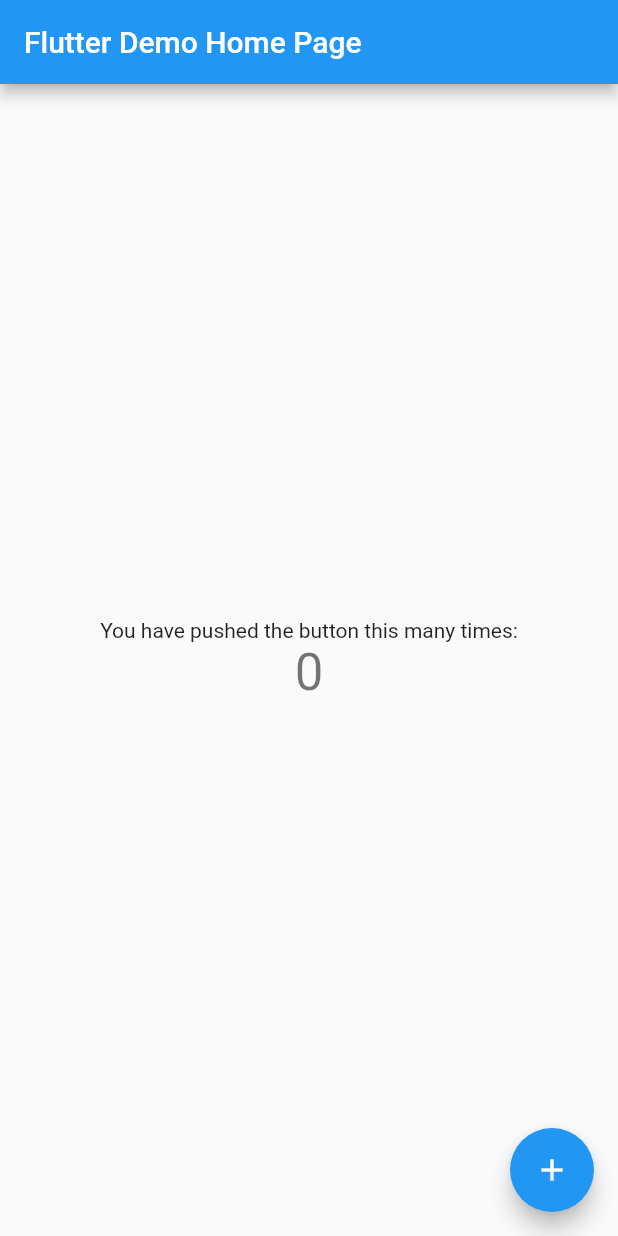
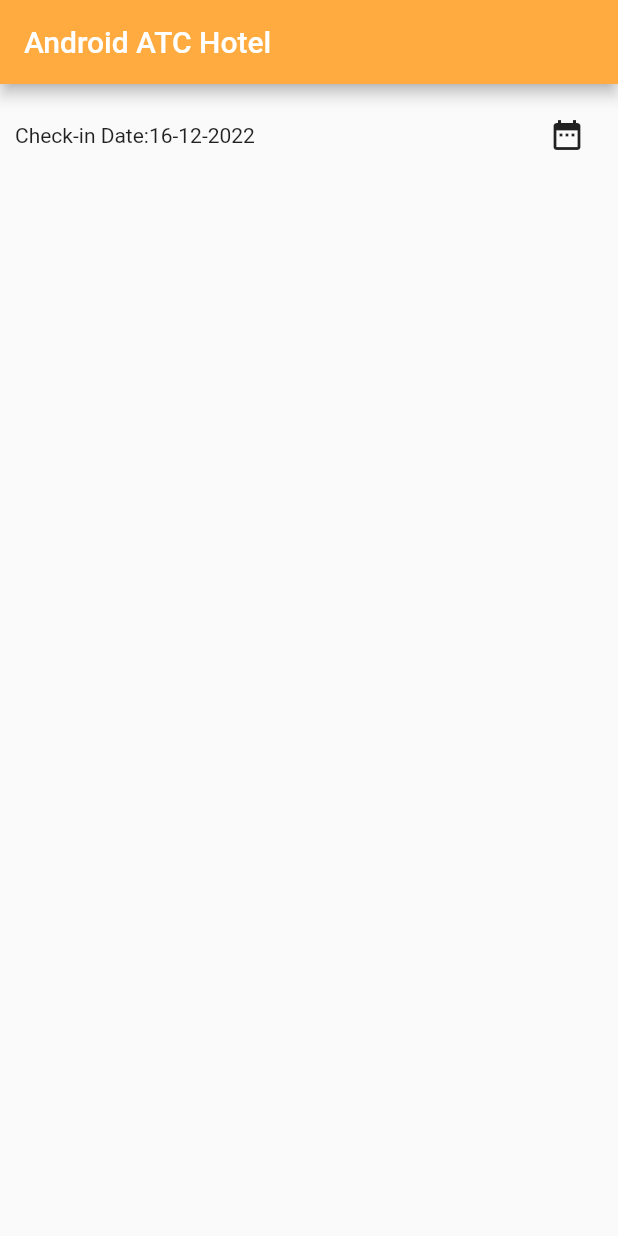
Before and after one commit to kamalnorizan/flutter_lesson8, a Flutter app: the screen it shows after launch, on a phone screen of 412 x 824 dp. Run offline on Flutter 3.47's test engine with Material 2 defaults, Android fonts, the phone set to English and light mode, and no system bars.

```diff
--- a/lib/home.dart
+++ b/lib/home.dart
@@ -0,0 +1,60 @@
+import 'package:flutter/material.dart';
+
+class Home extends StatefulWidget {
+  const Home({Key? key}) : super(key: key);
+
+  @override
+  State<Home> createState() => _HomeState();
+}
+
+class _HomeState extends State<Home> {
+  DateTime startDate = DateTime.now();
+
+  @override
+  Widget build(BuildContext context) {
+    return MaterialApp(
+      title: 'Flutter Demo',
+      home: Scaffold(
+        appBar: AppBar(
+          backgroundColor: Colors.orangeAccent,
+          title: const Text('Android ATC Hotel'),
+        ),
+        body: Padding(
+          padding: const EdgeInsets.all(10.0),
+          child: Column(
+            children: [
+              Row(
+                children: [
+                  const Text('Check-in Date:'),
+                  Expanded(
+                      child: Text(
+                          '${startDate.day}-${startDate.month}-${startDate.year}')),
+                  IconButton(
+                      onPressed: () {
+                        selectDate(context);
+                      },
+                      icon: const Icon(Icons.date_range)),
+                ],
+              )
+            ],
+          ),
+        ),
+      ),
+    );
+  }
+
+  Future<Null> selectDate(BuildContext context) async {
+    final DateTime? picked = await showDatePicker(
+      context: context,
+      initialDate: startDate,
+      firstDate: DateTime(2022),
+      lastDate: DateTime(2024),
+    );
+
+    if (picked != null && picked != startDate) {
+      setState(() {
+        startDate = picked;
+      });
+    }
+  }
+}
--- a/lib/main.dart
+++ b/lib/main.dart
@@ -1,4 +1,5 @@
 import 'package:flutter/material.dart';
+import 'package:lesson8/home.dart';
 
 void main() {
   runApp(const MyApp());
@@ -11,105 +12,14 @@ class MyApp extends StatelessWidget {
   @override
   Widget build(BuildContext context) {
     return MaterialApp(
-      title: 'Flutter Demo',
+      title: 'ABC Hotel',
       theme: ThemeData(
-        // This is the theme of your application.
-        //
-        // Try running your application with "flutter run". You'll see the
-        // application has a blue toolbar. Then, without quitting the app, try
-        // changing the primarySwatch below to Colors.green and then invoke
-        // "hot reload" (press "r" in the console where you ran "flutter run",
-        // or simply save your changes to "hot reload" in a Flutter IDE).
-        // Notice that the counter didn't reset back to zero; the application
-        // is not restarted.
         primarySwatch: Colors.blue,
       ),
-      home: const MyHomePage(title: 'Flutter Demo Home Page'),
+      routes: {
+        '/home': (context) => const Home(),
+      },
+      home: const Home(),
     );
   }
 }
-
-class MyHomePage extends StatefulWidget {
-  const MyHomePage({super.key, required this.title});
-
-  // This widget is the home page of your application. It is stateful, meaning
-  // that it has a State object (defined below) that contains fields that affect
-  // how it looks.
-
-  // This class is the configuration for the state. It holds the values (in this
-  // case the title) provided by the parent (in this case the App widget) and
-  // used by the build method of the State. Fields in a Widget subclass are
-  // always marked "final".
-
-  final String title;
-
-  @override
-  State<MyHomePage> createState() => _MyHomePageState();
-}
-
-class _MyHomePageState extends State<MyHomePage> {
-  int _counter = 0;
-
-  void _incrementCounter() {
-    setState(() {
-      // This call to setState tells the Flutter framework that something has
-      // changed in this State, which causes it to rerun the build method below
-      // so that the display can reflect the updated values. If we changed
-      // _counter without calling setState(), then the build method would not be
-      // called again, and so nothing would appear to happen.
-      _counter++;
-    });
-  }
-
-  @override
-  Widget build(BuildContext context) {
-    // This method is rerun every time setState is called, for instance as done
-    // by the _incrementCounter method above.
-    //
-    // The Flutter framework has been optimized to make rerunning build methods
-    // fast, so that you can just rebuild anything that needs updating rather
-    // than having to individually change instances of widgets.
-    return Scaffold(
-      appBar: AppBar(
-        // Here we take the value from the MyHomePage object that was created by
-        // the App.build method, and use it to set our appbar title.
-        title: Text(widget.title),
-      ),
-      body: Center(
-        // Center is a layout widget. It takes a single child and positions it
-        // in the middle of the parent.
-        child: Column(
-          // Column is also a layout widget. It takes a list of children and
-          // arranges them vertically. By default, it sizes itself to fit its
-          // children horizontally, and tries to be as tall as its parent.
-          //
-          // Invoke "debug painting" (press "p" in the console, choose the
-          // "Toggle Debug Paint" action from the Flutter Inspector in Android
-          // Studio, or the "Toggle Debug Paint" command in Visual Studio Code)
-          // to see the wireframe for each widget.
-          //
-          // Column has various properties to control how it sizes itself and
-          // how it positions its children. Here we use mainAxisAlignment to
-          // center the children vertically; the main axis here is the vertical
-          // axis because Columns are vertical (the cross axis would be
-          // horizontal).
-          mainAxisAlignment: MainAxisAlignment.center,
-          children: <Widget>[
-            const Text(
-              'You have pushed the button this many times:',
-            ),
-            Text(
-              '$_counter',
-              style: Theme.of(context).textTheme.headline4,
-            ),
-          ],
-        ),
-      ),
-      floatingActionButton: FloatingActionButton(
-        onPressed: _incrementCounter,
-        tooltip: 'Increment',
-        child: const Icon(Icons.add),
-      ), // This trailing comma makes auto-formatting nicer for build methods.
-    );
-  }
-}
```
